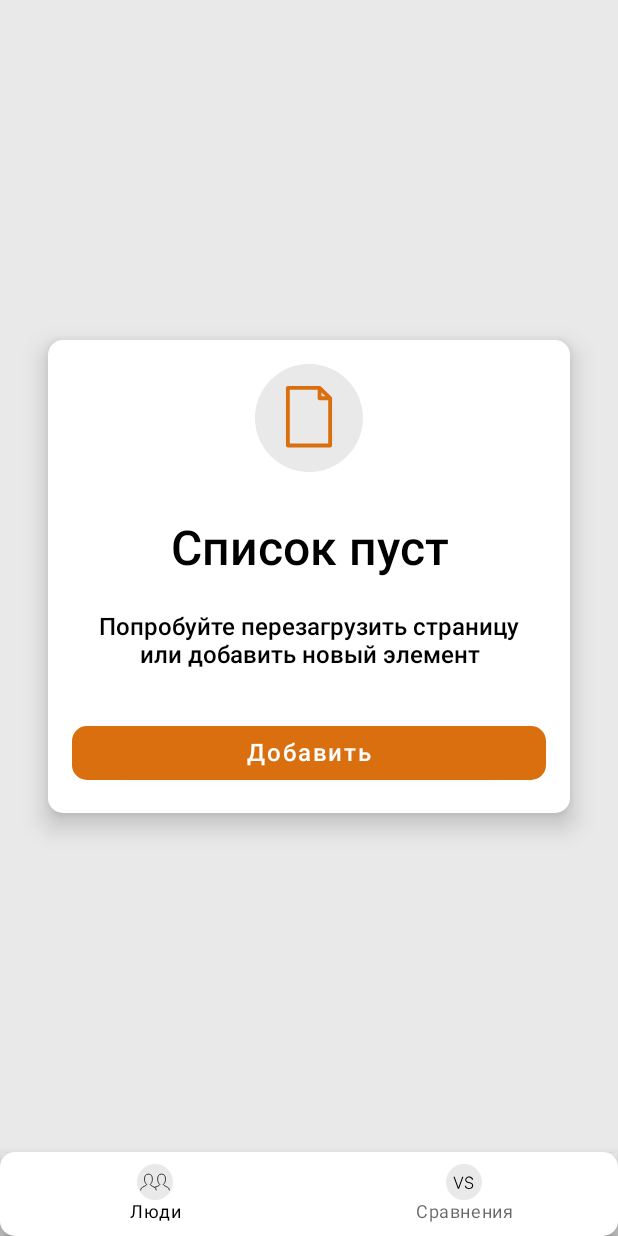
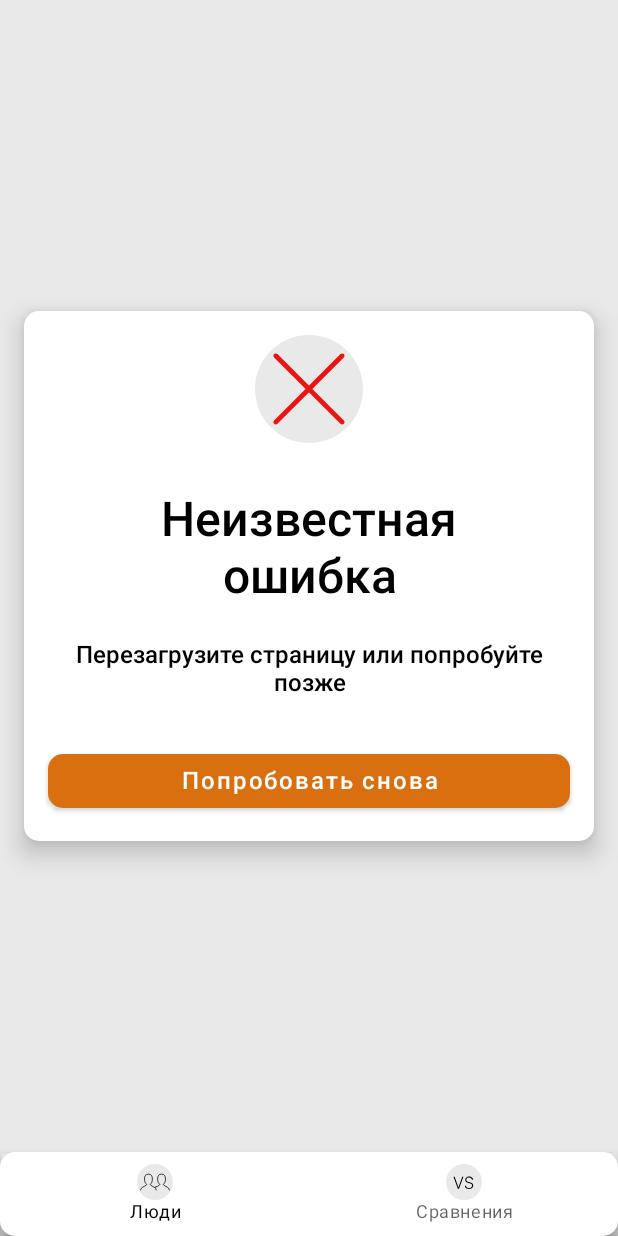
Before and after one commit to DeZerom/cursach, an Android app built with Jetpack Compose: the screen it shows after launch (MainActivity), after a tap on "Добавить", on a phone screen of 412 x 824 dp. Run offline under Robolectric (Android 15) with nearby library versions, the phone set to English and light mode, and no system bars; our stand-ins replace Dagger/Hilt's generated code, Timber.

Commit message:
Протестил BaseScreen.kt

```diff
--- a/app/src/main/java/ru/dezerom/interdiffer/MainActivity.kt
+++ b/app/src/main/java/ru/dezerom/interdiffer/MainActivity.kt
@@ -13,6 +13,7 @@ import androidx.compose.ui.Modifier
 import androidx.compose.ui.graphics.Color
 import androidx.compose.ui.res.painterResource
 import androidx.compose.ui.res.stringResource
+import androidx.lifecycle.viewmodel.compose.viewModel
 import androidx.navigation.NavController
 import androidx.navigation.NavGraph.Companion.findStartDestination
 import androidx.navigation.compose.NavHost
@@ -45,7 +46,7 @@ class MainActivity : ComponentActivity() {
                         startDestination = NavDestinations.People.route,
                         modifier = Modifier.padding(it))
                     {
-                        composable(NavDestinations.People.route) { PeopleScreen() }
+                        composable(NavDestinations.People.route) { PeopleScreen(viewModel()) }
                         composable(NavDestinations.Comparisons.route) { ComparisonsScreen() }
                     }
                 }
--- a/app/src/main/java/ru/dezerom/interdiffer/presentation/sreens/base/BaseScreen.kt
+++ b/app/src/main/java/ru/dezerom/interdiffer/presentation/sreens/base/BaseScreen.kt
@@ -18,6 +18,7 @@ import ru.dezerom.interdiffer.presentation.utils.FullWidthCardModifier
 import ru.dezerom.interdiffer.presentation.utils.FullWidthModifier
 import ru.dezerom.interdiffer.presentation.utils.FullWidthTextModifier
 import ru.dezerom.interdiffer.presentation.widgets.BaseBigCenteredText
+import ru.dezerom.interdiffer.presentation.widgets.BaseColumnWidget
 import ru.dezerom.interdiffer.presentation.widgets.FullWidthButton
 import ru.dezerom.interdiffer.presentation.widgets.HeadingCenteredText
 import ru.dezerom.interdiffer.ui.theme.Orange
@@ -37,9 +38,11 @@ fun BaseScreen(viewModel: BaseViewModel, content: @Composable () -> Unit) {
     }
 
     when (val st = state.value) {
-        is BaseScreenState.Loading -> LoadingState()
-        is BaseScreenState.ShowingError -> ErrorState(st, viewModel::onCriticalErrorClick)
-        is BaseScreenState.ShowingInfo -> content()
+        is BaseScreenState.Loading -> BaseColumnWidget { LoadingState() }
+        is BaseScreenState.ShowingError -> BaseColumnWidget {
+            ErrorState(st, viewModel::onCriticalErrorClick)
+        }
+        is BaseScreenState.ShowingInfo ->  content()
     }
 }
 
@@ -79,6 +82,12 @@ private fun ErrorState(
     state: BaseScreenState.ShowingError,
     onCriticalButtonClick: () -> Unit
 ) {
+    Card(
+        modifier = FullWidthCardModifier,
+        shape = Shapes.small,
+        backgroundColor = Color.White,
+        elevation = Dimens.Elevations.baseElevation
+    ) {
         Column(
             modifier = FullWidthModifier.padding(Dimens.Paddings.basePadding),
             horizontalAlignment = Alignment.CenterHorizontally
@@ -101,10 +110,11 @@ private fun ErrorState(
             )
 
             FullWidthButton(
-            text = stringResource(id = R.string.add),
+                text = stringResource(id = R.string.try_again),
                 modifier = FullWidthModifier
                     .padding(top = Dimens.Paddings.doublePadding),
                 onClick = onCriticalButtonClick
             )
         }
     }
+}
--- a/app/src/main/java/ru/dezerom/interdiffer/presentation/sreens/base/BaseViewModel.kt
+++ b/app/src/main/java/ru/dezerom/interdiffer/presentation/sreens/base/BaseViewModel.kt
@@ -18,6 +18,11 @@ abstract class BaseViewModel: ViewModel() {
 
     abstract fun onCriticalErrorClick()
 
+    protected fun setProgress(isInProgress: Boolean) {
+        _baseScreenState.value = if (isInProgress) BaseScreenState.Loading
+        else BaseScreenState.ShowingInfo
+    }
+
     protected fun getInfo() = viewModelScope.launch {
         _baseScreenState.value = BaseScreenState.Loading
 
--- a/app/src/main/java/ru/dezerom/interdiffer/presentation/sreens/people/PeopleScreenFile.kt
+++ b/app/src/main/java/ru/dezerom/interdiffer/presentation/sreens/people/PeopleScreenFile.kt
@@ -1,18 +1,12 @@
 package ru.dezerom.interdiffer.presentation.sreens.people
 
-import android.widget.Toast
 import androidx.compose.runtime.Composable
-import androidx.compose.ui.platform.LocalContext
-import ru.dezerom.interdiffer.presentation.widgets.BaseColumnWidget
+import ru.dezerom.interdiffer.presentation.sreens.base.BaseScreen
 import ru.dezerom.interdiffer.presentation.widgets.EmptyListWidget
 
 @Composable
-fun PeopleScreen() {
-    val context = LocalContext.current
-
-    BaseColumnWidget {
-        EmptyListWidget {
-            Toast.makeText(context, "1", Toast.LENGTH_LONG).show()
-        }
+fun PeopleScreen(viewModel: PeopleViewModel) {
+    BaseScreen(viewModel = viewModel) {
+        EmptyListWidget { viewModel.onAddButtonClick() }
     }
 }
--- /dev/null
+++ b/app/src/main/java/ru/dezerom/interdiffer/presentation/sreens/people/PeopleViewModel.kt
@@ -0,0 +1,21 @@
+package ru.dezerom.interdiffer.presentation.sreens.people
+
+import kotlinx.coroutines.delay
+import ru.dezerom.interdiffer.presentation.sreens.base.BaseViewModel
+
+class PeopleViewModel: BaseViewModel() {
+
+    override fun onCriticalErrorClick() {
+        TODO("Not yet implemented")
+    }
+
+    override suspend fun fetchInfoAndProcessResult(): Boolean {
+        delay(1500L)
+
+        return false
+    }
+
+    fun onAddButtonClick() {
+        getInfo()
+    }
+}
--- a/app/src/main/java/ru/dezerom/interdiffer/presentation/utils/Modifiers.kt
+++ b/app/src/main/java/ru/dezerom/interdiffer/presentation/utils/Modifiers.kt
@@ -10,7 +10,6 @@ val FullWidthModifier = Modifier
 
 val BaseColumnModifier = Modifier
     .fillMaxSize()
-    .padding(Dimens.Paddings.basePadding)
 
 val FullWidthCardModifier = FullWidthModifier
     .padding(Dimens.Paddings.basePadding)
--- a/app/src/main/res/values/strings.xml
+++ b/app/src/main/res/values/strings.xml
@@ -10,4 +10,5 @@
     <string name="unknown_error_message">Перезагрузите страницу или попробуйте позже</string>
     <string name="loading">Загрузка</string>
     <string name="loading_message">Пожалуйста, подождите</string>
+    <string name="try_again">Попробовать снова</string>
 </resources>
```
Lines whose indentation alone changed are shown as unchanged.
